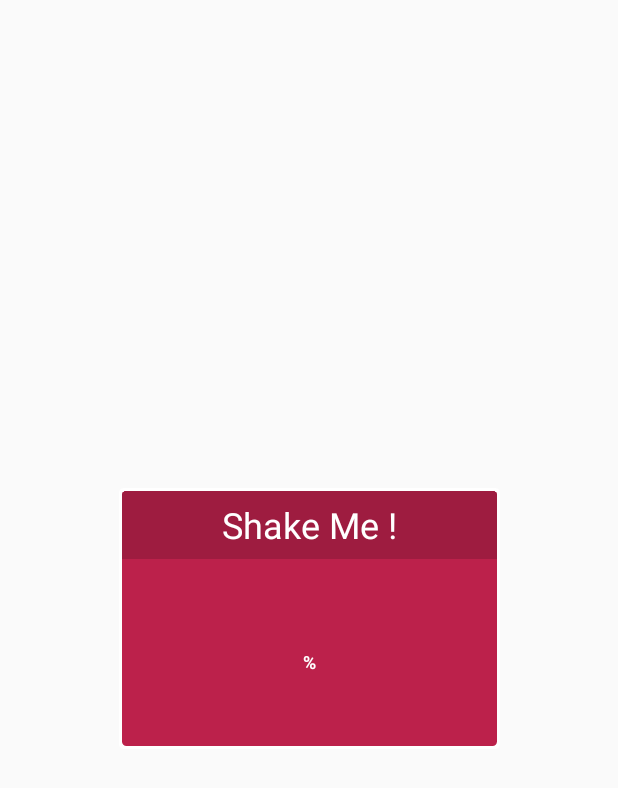
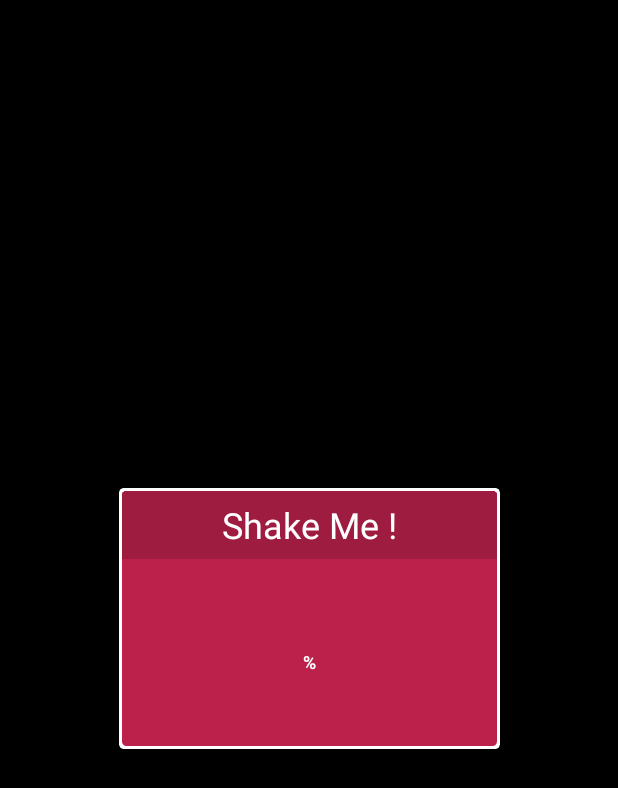
Before and after one commit to JorisMonnet/Fishing_Clicker, an Android app: the layout activity_pop_up_shake.xml on its own in the app's theme, with its tools: preview values and no code run, on a phone screen of 412 x 824 dp. Shown: the top 788 px of the screen. Run offline under Robolectric (Android 15) with nearby library versions, the phone set to English and light mode, and no system bars.

Commit message:
display bug fixed

```diff
--- a/Fishing_Clicker/app/src/main/java/hearc/dev_mobile/fishing_clicker/User.kt
+++ b/Fishing_Clicker/app/src/main/java/hearc/dev_mobile/fishing_clicker/User.kt
@@ -20,7 +20,7 @@ class User()  {
         val clickPref = sharedPrefUser.getString("Click", "1")
         click = if(clickPref!=null) BigInteger(clickPref) else BigInteger.ONE
         level = sharedPrefUser.getInt("Level", 0)
-        money.value=money.value.add(BigInteger.valueOf(50))//TODO TOREMOVE
+        money.value=money.value.add(BigInteger.valueOf(50000000))//TODO TOREMOVE
     }
 
     fun saveData(sharedPrefUser : SharedPreferences){
--- a/Fishing_Clicker/app/src/main/res/layout/activity_pop_up_shake.xml
+++ b/Fishing_Clicker/app/src/main/res/layout/activity_pop_up_shake.xml
@@ -5,7 +5,8 @@
     android:id="@+id/pop_up_shake_background"
     android:layout_width="match_parent"
     android:layout_height="match_parent"
-    tools:context=".PopUpShake">
+    tools:context=".PopUpShake"
+    android:background="#FF000000">
 
 
     <androidx.cardview.widget.CardView
```
Also changed, not shown: Fishing_Clicker/app/src/main/java/hearc/dev_mobile/fishing_clicker/MainActivity.kt (+6 -11 lines).
